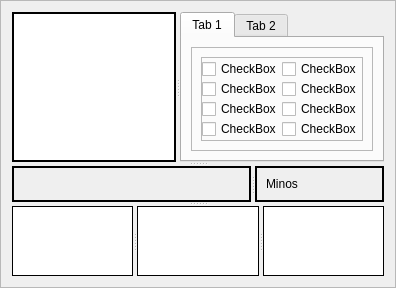
This is mqt/MqtLogger/tsinglelogframe.ui in zsteva/backup-minos2 as Qt 5 draws it before an edit. The edited form follows.
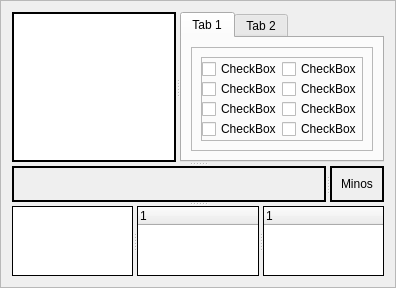
This is the edited form. Custom widgets are drawn as their Qt base class.

```diff
--- a/mqt/MqtLogger/tsinglelogframe.ui
+++ b/mqt/MqtLogger/tsinglelogframe.ui
@@ -257,6 +257,12 @@
         <enum>Qt::Horizontal</enum>
        </property>
        <widget class="QSOLogFrame" name="GJVQSOLogFrame">
+        <property name="sizePolicy">
+         <sizepolicy hsizetype="Expanding" vsizetype="Preferred">
+          <horstretch>6</horstretch>
+          <verstretch>0</verstretch>
+         </sizepolicy>
+        </property>
         <property name="frameShape">
          <enum>QFrame::Box</enum>
         </property>
@@ -271,6 +277,12 @@
         </property>
        </widget>
        <widget class="QFrame" name="CribSheet">
+        <property name="sizePolicy">
+         <sizepolicy hsizetype="Expanding" vsizetype="Preferred">
+          <horstretch>1</horstretch>
+          <verstretch>0</verstretch>
+         </sizepolicy>
+        </property>
         <property name="frameShape">
          <enum>QFrame::Box</enum>
         </property>
@@ -283,9 +295,15 @@
         <property name="midLineWidth">
          <number>2</number>
         </property>
-        <layout class="QVBoxLayout" name="verticalLayout_5">
+        <layout class="QVBoxLayout" name="verticalLayout_5" stretch="0">
          <item>
-          <widget class="QLabel" name="CribLabel">
+          <widget class="QLabel" name="NextContactDetailsLabel">
+           <property name="sizePolicy">
+            <sizepolicy hsizetype="Expanding" vsizetype="Preferred">
+             <horstretch>0</horstretch>
+             <verstretch>0</verstretch>
+            </sizepolicy>
+           </property>
            <property name="frameShape">
             <enum>QFrame::NoFrame</enum>
            </property>
@@ -337,7 +355,7 @@
         <number>1</number>
        </property>
       </widget>
-      <widget class="QTableView" name="OtherMatchTable">
+      <widget class="QTreeWidget" name="OtherMatchTree">
        <property name="sizePolicy">
         <sizepolicy hsizetype="Preferred" vsizetype="Preferred">
          <horstretch>0</horstretch>
@@ -353,8 +371,13 @@
        <property name="midLineWidth">
         <number>1</number>
        </property>
+       <column>
+        <property name="text">
+         <string notr="true">1</string>
+        </property>
+       </column>
       </widget>
-      <widget class="QTableView" name="ArchiveMatchTable">
+      <widget class="QTreeWidget" name="ArchiveMatchTree">
        <property name="sizePolicy">
         <sizepolicy hsizetype="Preferred" vsizetype="Preferred">
          <horstretch>0</horstretch>
@@ -370,6 +393,11 @@
        <property name="midLineWidth">
         <number>1</number>
        </property>
+       <column>
+        <property name="text">
+         <string notr="true">1</string>
+        </property>
+       </column>
       </widget>
      </widget>
     </widget>
```
Left out of the diff: 20 changed lines with no effect on the pictures.
